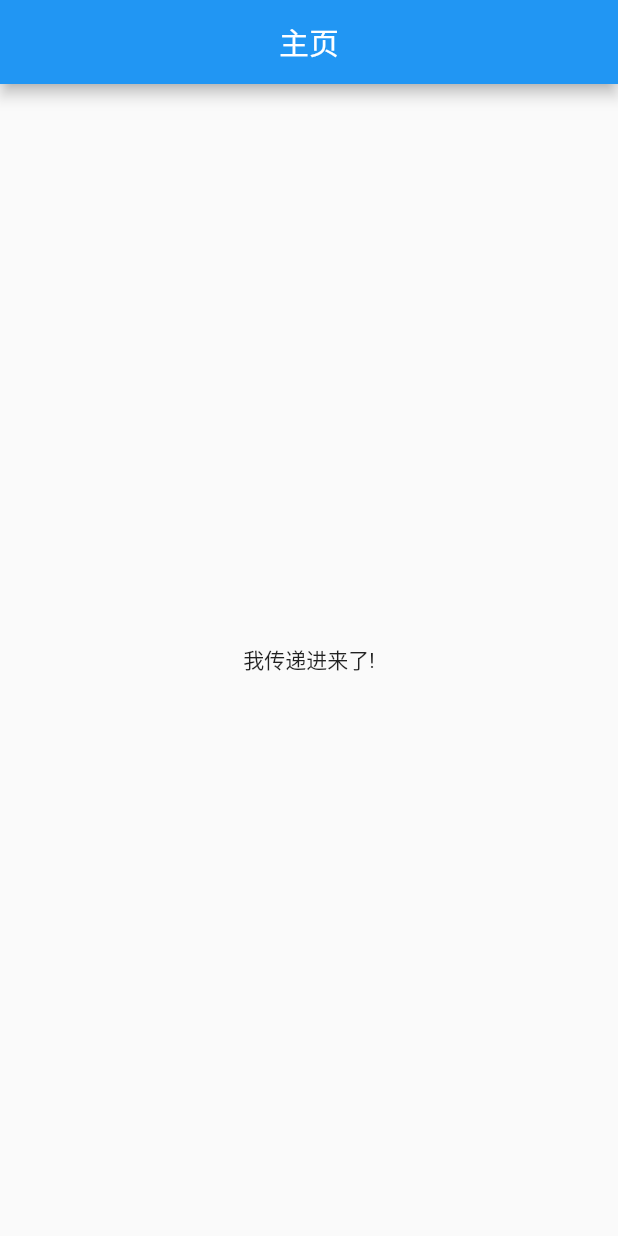
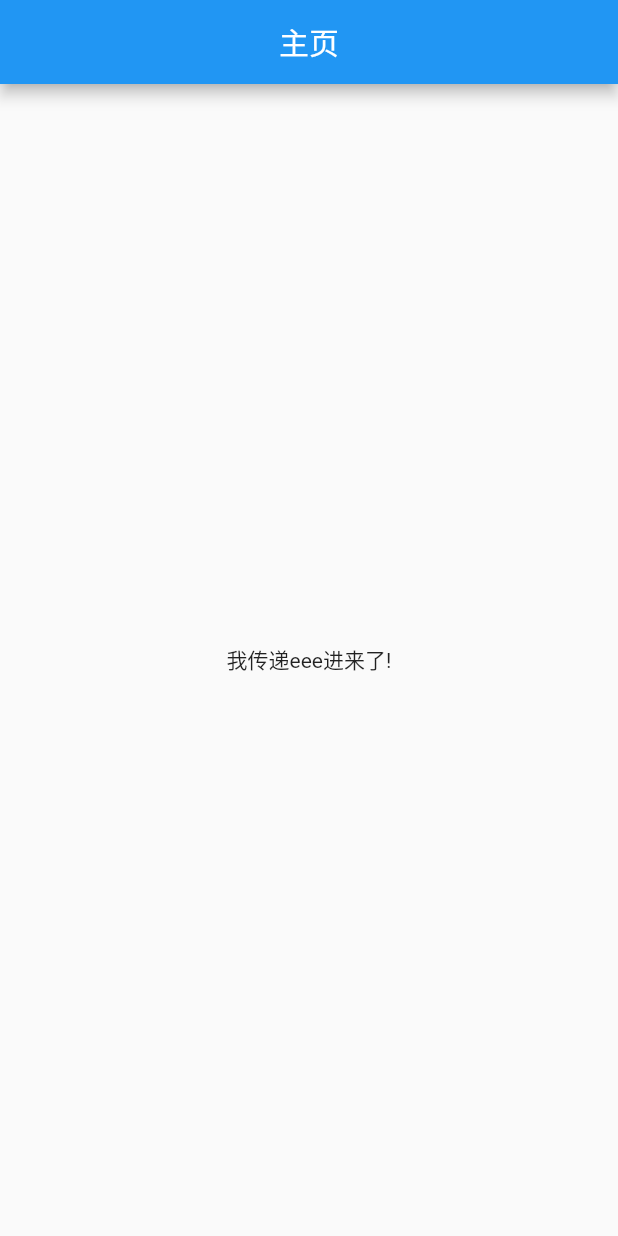
Before and after one commit to wanliyunyan/flutter_portal, a Flutter app: the screen it shows after launch, on a phone screen of 412 x 824 dp. Run offline on Flutter 3.47's test engine with Material 2 defaults, Android fonts, the phone set to English and light mode, and no system bars.

Commit message:
指定参数名

```diff
--- a/lib/main.dart
+++ b/lib/main.dart
@@ -9,14 +9,14 @@ class MyApp extends StatelessWidget {
         title: "test",
         home: Scaffold(
             appBar: AppBar(title: Center(child: Text("主页"))),
-            body: Center(child:FirstA("我传递进来了!"))
+            body: Center(child:FirstA(name:"我传递eee进来了!"))
         )
     );
   }
 }
 class FirstA extends StatelessWidget{
   final String name;
-  FirstA(this.name);
+  FirstA({this.name});
   @override
   Widget build(BuildContext context) {
     return new Container(
```
